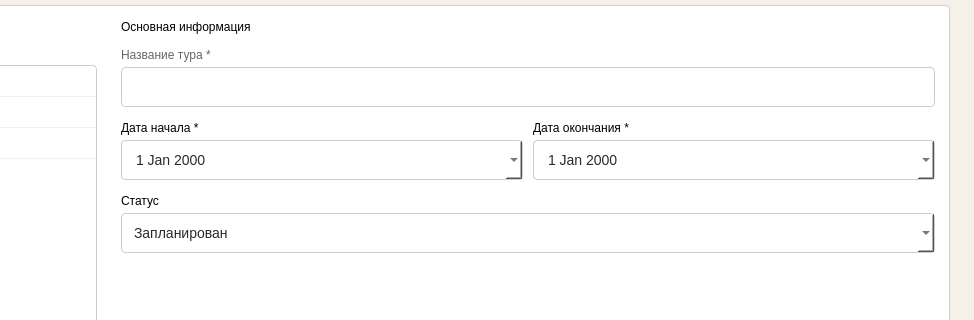
First picture: the form in ui/create_tour_window.ui, repository nikolas-po/legends_parma, before the edit; both pictures show x 198 to 1172 and y 120 to 440 of the 1172 by 673 pixel window.
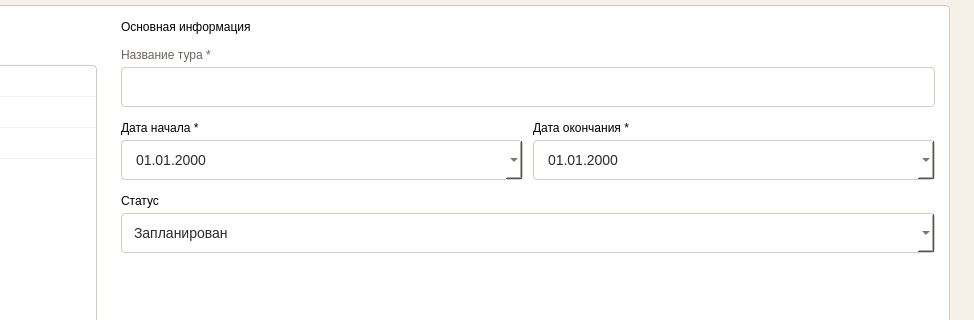
Second picture: the form after the edit. Icons and pictures are not drawn.

Diff of the .ui file:
```diff
--- a/ui/create_tour_window.ui
+++ b/ui/create_tour_window.ui
@@ -521,6 +521,9 @@
                    <property name="calendarPopup">
                     <bool>true</bool>
                    </property>
+                   <property name="displayFormat">
+                    <string>dd.MM.yyyy</string>
+                   </property>
                   </widget>
                  </item>
                 </layout>
@@ -542,6 +545,9 @@
                    <property name="calendarPopup">
                     <bool>true</bool>
                    </property>
+                   <property name="displayFormat">
+                    <string>dd.MM.yyyy</string>
+                   </property>
                   </widget>
                  </item>
                 </layout>
```
